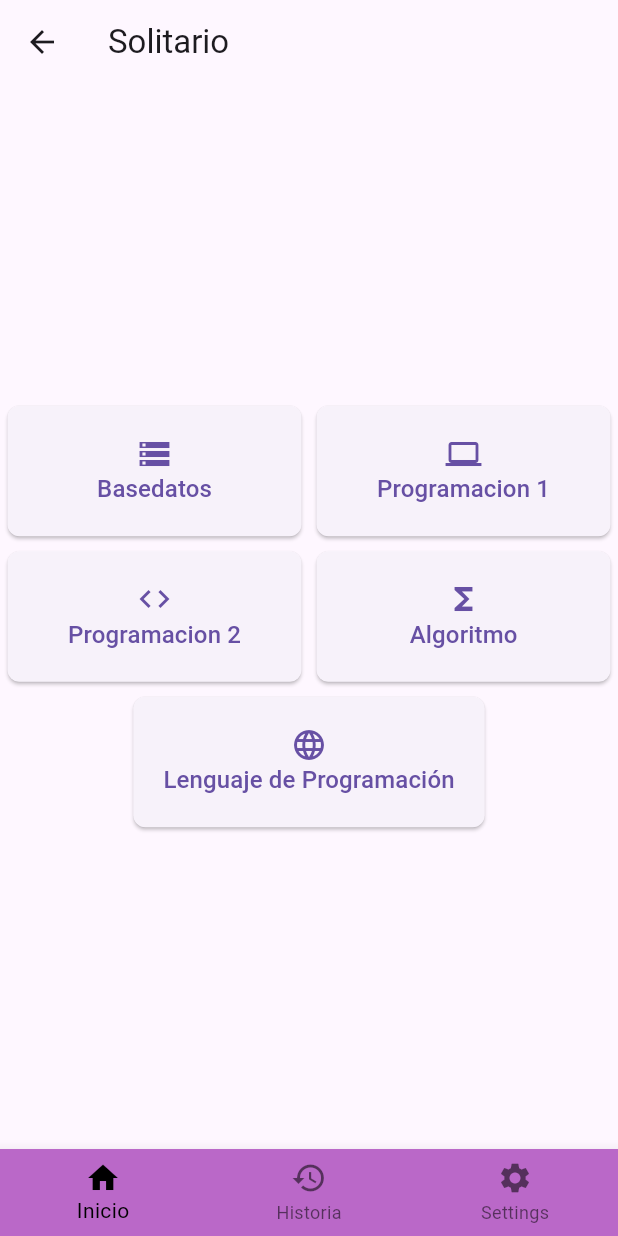
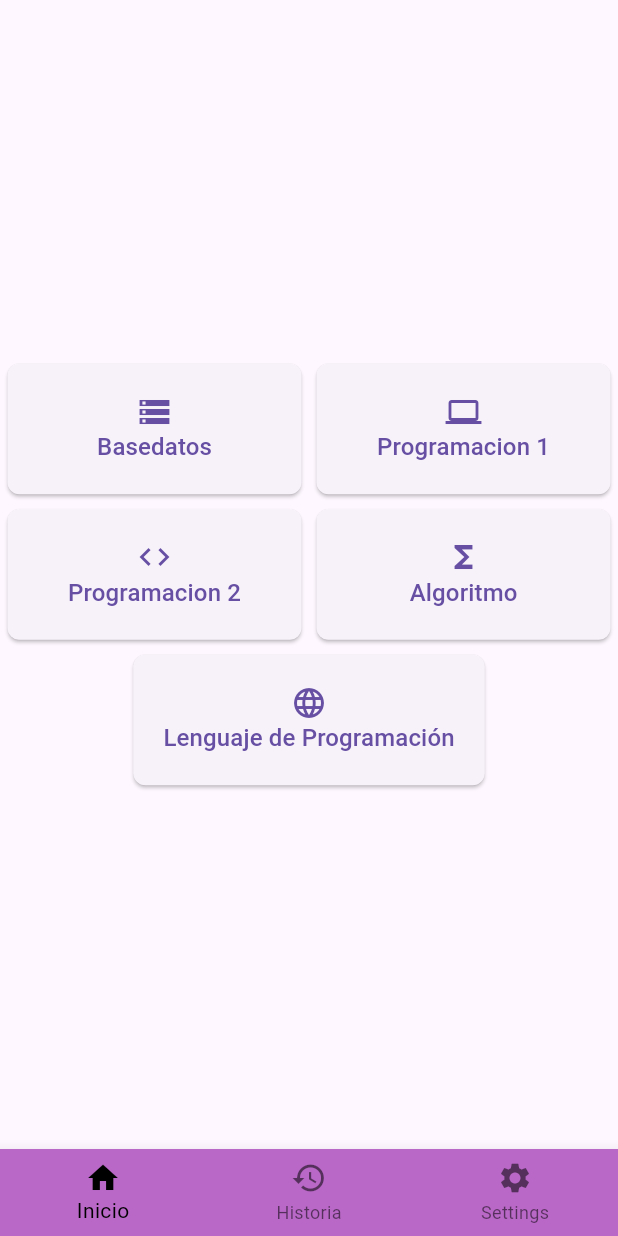
Before and after one commit to AndreaJVB/Proyecto_IS513, a Flutter app: the SolitarioPage screen opened by its route, on a phone screen of 412 x 824 dp. Run offline on Flutter 3.47's test engine with Material 3 defaults, Android fonts, the phone set to English and light mode, and no system bars; our stand-ins replace firebase_auth, firebase_core, flutter_signin_button, get; accounts and stored records are empty.

Commit message:
Se ordeno las rutas, la clase Homepage dentro de SolitarioPage se movio a la carpeta Home en una clase aparte. se añadio la ventana Profile page a los setting

```diff
--- a/educode/lib/interfaces/pages/game_mode/multijugador_page.dart
+++ b/educode/lib/interfaces/pages/game_mode/multijugador_page.dart
@@ -1,3 +1,4 @@
+import 'package:educode/interfaces/pages/settings/account_page.dart';
 import 'package:flutter/material.dart';
 import 'package:get/get.dart';
 
@@ -12,8 +13,7 @@ class _MultijugadorPageState extends State<MultijugadorPage> {
   static final List<Widget> _widgetOptions = <Widget>[
     Text('Inicio Multijugador',
         style: TextStyle(fontSize: 35, fontWeight: FontWeight.bold)),
-    Text('Settings Multijugador',
-        style: TextStyle(fontSize: 35, fontWeight: FontWeight.bold)),
+    ProfilePage(),
   ];
 
   void _onItemTapped(int index) {
--- a/educode/lib/interfaces/pages/game_mode/solitario_page.dart
+++ b/educode/lib/interfaces/pages/game_mode/solitario_page.dart
@@ -1,3 +1,5 @@
+import 'package:educode/interfaces/pages/home/home_page.dart';
+import 'package:educode/interfaces/pages/settings/account_page.dart';
 import 'package:flutter/material.dart';
 import 'package:get/get.dart';
 
@@ -10,11 +12,10 @@ class _SolitarioPageState extends State<SolitarioPage> {
   int _selectedIndex = 0;
 
   static final List<Widget> _widgetOptions = <Widget>[
-    InicioPage(), // Página de inicio con los botones
+    HomePage(), // Página de inicio con los botones
     Text('Historia',
         style: TextStyle(fontSize: 35, fontWeight: FontWeight.bold)),
-    Text('Settings',
-        style: TextStyle(fontSize: 35, fontWeight: FontWeight.bold)),
+    ProfilePage(),
   ];
 
   void _onItemTapped(int index) {
@@ -33,9 +34,9 @@ class _SolitarioPageState extends State<SolitarioPage> {
         }
       },
       child: Scaffold(
-        appBar: AppBar(
-          title: Text('Solitario'),
-        ),
+        // appBar: AppBar(
+        //   title: Text('Solitario'),
+        // ),
         body: Center(
           child: _widgetOptions.elementAt(_selectedIndex),
         ),
@@ -63,125 +64,3 @@ class _SolitarioPageState extends State<SolitarioPage> {
     );
   }
 }
-
-class InicioPage extends StatelessWidget {
-  @override
-  Widget build(BuildContext context) {
-    return Center(
-      child: Column(
-        mainAxisAlignment: MainAxisAlignment.center,
-        children: [
-          Table(
-            children: [
-              TableRow(
-                children: [
-                  Padding(
-                    padding: const EdgeInsets.all(5.0),
-                    child: ElevatedButton(
-                      onPressed: () => Get.toNamed('/basedatos'),
-                      style: ElevatedButton.styleFrom(
-                        shape: RoundedRectangleBorder(
-                          borderRadius: BorderRadius.circular(8.0),
-                        ),
-                        padding:
-                            EdgeInsets.symmetric(vertical: 20, horizontal: 20),
-                      ),
-                      child: Column(
-                        children: [
-                          Icon(Icons.storage, size: 24),
-                          Text('Basedatos', style: TextStyle(fontSize: 16)),
-                        ],
-                      ),
-                    ),
-                  ),
-                  Padding(
-                    padding: const EdgeInsets.all(5.0),
-                    child: ElevatedButton(
-                      onPressed: () => Get.toNamed('/programacion1'),
-                      style: ElevatedButton.styleFrom(
-                        shape: RoundedRectangleBorder(
-                          borderRadius: BorderRadius.circular(8.0),
-                        ),
-                        padding:
-                            EdgeInsets.symmetric(vertical: 20, horizontal: 20),
-                      ),
-                      child: Column(
-                        children: [
-                          Icon(Icons.computer, size: 24),
-                          Text('Programacion 1',
-                              style: TextStyle(fontSize: 16)),
-                        ],
-                      ),
-                    ),
-                  ),
-                ],
-              ),
-              TableRow(
-                children: [
-                  Padding(
-                    padding: const EdgeInsets.all(5.0),
-                    child: ElevatedButton(
-                      onPressed: () => Get.toNamed('/programacion2'),
-                      style: ElevatedButton.styleFrom(
-                        shape: RoundedRectangleBorder(
-                          borderRadius: BorderRadius.circular(8.0),
-                        ),
-                        padding:
-                            EdgeInsets.symmetric(vertical: 20, horizontal: 20),
-                      ),
-                      child: Column(
-                        children: [
-                          Icon(Icons.code, size: 24),
-                          Text('Programacion 2',
-                              style: TextStyle(fontSize: 16)),
-                        ],
-                      ),
-                    ),
-                  ),
-                  Padding(
-                    padding: const EdgeInsets.all(5.0),
-                    child: ElevatedButton(
-                      onPressed: () => Get.toNamed('/algoritmo'),
-                      style: ElevatedButton.styleFrom(
-                        shape: RoundedRectangleBorder(
-                          borderRadius: BorderRadius.circular(8.0),
-                        ),
-                        padding:
-                            EdgeInsets.symmetric(vertical: 20, horizontal: 20),
-                      ),
-                      child: Column(
-                        children: [
-                          Icon(Icons.functions, size: 24),
-                          Text('Algoritmo', style: TextStyle(fontSize: 16)),
-                        ],
-                      ),
-                    ),
-                  ),
-                ],
-              ),
-            ],
-          ),
-          Padding(
-            padding: const EdgeInsets.all(5.0),
-            child: ElevatedButton(
-              onPressed: () => Get.toNamed('/lenguaje_programacion'),
-              style: ElevatedButton.styleFrom(
-                shape: RoundedRectangleBorder(
-                  borderRadius: BorderRadius.circular(8.0),
-                ),
-                padding: EdgeInsets.symmetric(vertical: 20, horizontal: 20),
-              ),
-              child: Column(
-                children: [
-                  Icon(Icons.language, size: 24),
-                  Text('Lenguaje de Programación',
-                      style: TextStyle(fontSize: 16)),
-                ],
-              ),
-            ),
-          ),
-        ],
-      ),
-    );
-  }
-}
--- /dev/null
+++ b/educode/lib/interfaces/pages/home/home_page.dart
@@ -0,0 +1,124 @@
+import 'package:flutter/material.dart';
+import 'package:get/get.dart';
+
+class HomePage extends StatelessWidget {
+  @override
+  Widget build(BuildContext context) {
+    return Center(
+      child: Column(
+        mainAxisAlignment: MainAxisAlignment.center,
+        children: [
+          Table(
+            children: [
+              TableRow(
+                children: [
+                  Padding(
+                    padding: const EdgeInsets.all(5.0),
+                    child: ElevatedButton(
+                      onPressed: () => Get.toNamed('/basedatos'),
+                      style: ElevatedButton.styleFrom(
+                        shape: RoundedRectangleBorder(
+                          borderRadius: BorderRadius.circular(8.0),
+                        ),
+                        padding:
+                            EdgeInsets.symmetric(vertical: 20, horizontal: 20),
+                      ),
+                      child: Column(
+                        children: [
+                          Icon(Icons.storage, size: 24),
+                          Text('Basedatos', style: TextStyle(fontSize: 16)),
+                        ],
+                      ),
+                    ),
+                  ),
+                  Padding(
+                    padding: const EdgeInsets.all(5.0),
+                    child: ElevatedButton(
+                      onPressed: () => Get.toNamed('/programacion1'),
+                      style: ElevatedButton.styleFrom(
+                        shape: RoundedRectangleBorder(
+                          borderRadius: BorderRadius.circular(8.0),
+                        ),
+                        padding:
+                            EdgeInsets.symmetric(vertical: 20, horizontal: 20),
+                      ),
+                      child: Column(
+                        children: [
+                          Icon(Icons.computer, size: 24),
+                          Text('Programacion 1',
+                              style: TextStyle(fontSize: 16)),
+                        ],
+                      ),
+                    ),
+                  ),
+                ],
+              ),
+              TableRow(
+                children: [
+                  Padding(
+                    padding: const EdgeInsets.all(5.0),
+                    child: ElevatedButton(
+                      onPressed: () => Get.toNamed('/programacion2'),
+                      style: ElevatedButton.styleFrom(
+                        shape: RoundedRectangleBorder(
+                          borderRadius: BorderRadius.circular(8.0),
+                        ),
+                        padding:
+                            EdgeInsets.symmetric(vertical: 20, horizontal: 20),
+                      ),
+                      child: Column(
+                        children: [
+                          Icon(Icons.code, size: 24),
+                          Text('Programacion 2',
+                              style: TextStyle(fontSize: 16)),
+                        ],
+                      ),
+                    ),
+                  ),
+                  Padding(
+                    padding: const EdgeInsets.all(5.0),
+                    child: ElevatedButton(
+                      onPressed: () => Get.toNamed('/algoritmo'),
+                      style: ElevatedButton.styleFrom(
+                        shape: RoundedRectangleBorder(
+                          borderRadius: BorderRadius.circular(8.0),
+                        ),
+                        padding:
+                            EdgeInsets.symmetric(vertical: 20, horizontal: 20),
+                      ),
+                      child: Column(
+                        children: [
+                          Icon(Icons.functions, size: 24),
+                          Text('Algoritmo', style: TextStyle(fontSize: 16)),
+                        ],
+                      ),
+                    ),
+                  ),
+                ],
+              ),
+            ],
+          ),
+          Padding(
+            padding: const EdgeInsets.all(5.0),
+            child: ElevatedButton(
+              onPressed: () => Get.toNamed('/lenguaje_programacion'),
+              style: ElevatedButton.styleFrom(
+                shape: RoundedRectangleBorder(
+                  borderRadius: BorderRadius.circular(8.0),
+                ),
+                padding: EdgeInsets.symmetric(vertical: 20, horizontal: 20),
+              ),
+              child: Column(
+                children: [
+                  Icon(Icons.language, size: 24),
+                  Text('Lenguaje de Programación',
+                      style: TextStyle(fontSize: 16)),
+                ],
+              ),
+            ),
+          ),
+        ],
+      ),
+    );
+  }
+}
--- a/educode/lib/interfaces/pages/login_register/login_page.dart
+++ b/educode/lib/interfaces/pages/login_register/login_page.dart
@@ -67,7 +67,7 @@ class LoginPage extends StatelessWidget {
                         ancho: screenP.ancho,
                         size: Size(screenP.ancho * 0.8, 50),
                         texto: "Iniciar sesión",
-                        funcion: () {Get.toNamed('/perfil');},
+                        funcion: () {Get.toNamed('/home');},
                         color: const Color.fromARGB(61, 177, 139, 89),
                         elevation: 20,
                       ),
--- a/educode/lib/home_page.dart
+++ b/educode/lib/mode_page.dart
@@ -1,8 +1,8 @@
 import 'package:flutter/material.dart';
 import 'package:get/get.dart';
 
-class HomePage extends StatelessWidget {
-  const HomePage({super.key});
+class ModePage extends StatelessWidget {
+  const ModePage({super.key});
 
   @override
   Widget build(BuildContext context) {
```
Also changed, not shown: educode/lib/controllers/validaciones.dart (added, +14 -0 lines), educode/lib/interfaces/pages/login_register/registro_page.dart (+9 -1 lines), educode/lib/main.dart (+4 -5 lines).
